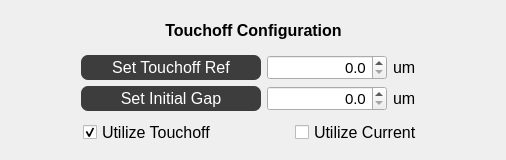
Old version of the form src/ECM_gui/acs_dialog/widget_touchoff.ui in the repository dmherrington/ECM-Control-System.
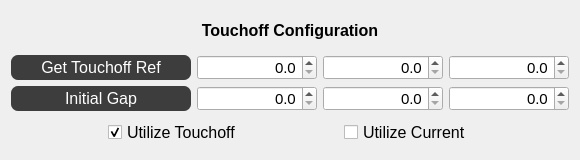
New version of the form.

The edit to the form file:
```diff
--- a/src/ECM_gui/acs_dialog/widget_touchoff.ui
+++ b/src/ECM_gui/acs_dialog/widget_touchoff.ui
@@ -6,7 +6,7 @@
    <rect>
     <x>0</x>
     <y>0</y>
-    <width>506</width>
+    <width>580</width>
     <height>160</height>
    </rect>
   </property>
@@ -18,13 +18,13 @@
   </property>
   <property name="minimumSize">
    <size>
-    <width>506</width>
+    <width>580</width>
     <height>160</height>
    </size>
   </property>
   <property name="maximumSize">
    <size>
-    <width>506</width>
+    <width>580</width>
     <height>160</height>
    </size>
   </property>
@@ -248,7 +248,7 @@
           </font>
          </property>
          <property name="text">
-          <string>Set Touchoff Ref</string>
+          <string>Get Touchoff Ref</string>
          </property>
         </widget>
        </item>
@@ -293,26 +293,82 @@
         </widget>
        </item>
        <item>
-        <widget class="QLabel" name="label_3">
+        <widget class="QDoubleSpinBox" name="doubleSpinBox_TouchoffRefY">
+         <property name="sizePolicy">
+          <sizepolicy hsizetype="Fixed" vsizetype="Fixed">
+           <horstretch>0</horstretch>
+           <verstretch>0</verstretch>
+          </sizepolicy>
+         </property>
          <property name="minimumSize">
           <size>
-           <width>32</width>
+           <width>120</width>
            <height>25</height>
           </size>
          </property>
          <property name="maximumSize">
           <size>
-           <width>32</width>
+           <width>120</width>
            <height>25</height>
           </size>
          </property>
          <property name="font">
           <font>
-           <pointsize>12</pointsize>
+           <family>MS Shell Dlg 2</family>
+           <pointsize>11</pointsize>
           </font>
          </property>
-         <property name="text">
-          <string>um</string>
+         <property name="alignment">
+          <set>Qt::AlignRight|Qt::AlignTrailing|Qt::AlignVCenter</set>
+         </property>
+         <property name="decimals">
+          <number>1</number>
+         </property>
+         <property name="minimum">
+          <double>0.000000000000000</double>
+         </property>
+         <property name="maximum">
+          <double>500000.000000000000000</double>
+         </property>
+        </widget>
+       </item>
+       <item>
+        <widget class="QDoubleSpinBox" name="doubleSpinBox_TouchoffRefZ">
+         <property name="sizePolicy">
+          <sizepolicy hsizetype="Fixed" vsizetype="Fixed">
+           <horstretch>0</horstretch>
+           <verstretch>0</verstretch>
+          </sizepolicy>
+         </property>
+         <property name="minimumSize">
+          <size>
+           <width>120</width>
+           <height>25</height>
+          </size>
+         </property>
+         <property name="maximumSize">
+          <size>
+           <width>120</width>
+           <height>25</height>
+          </size>
+         </property>
+         <property name="font">
+          <font>
+           <family>MS Shell Dlg 2</family>
+           <pointsize>11</pointsize>
+          </font>
+         </property>
+         <property name="alignment">
+          <set>Qt::AlignRight|Qt::AlignTrailing|Qt::AlignVCenter</set>
+         </property>
+         <property name="decimals">
+          <number>1</number>
+         </property>
+         <property name="minimum">
+          <double>0.000000000000000</double>
+         </property>
+         <property name="maximum">
+          <double>500000.000000000000000</double>
          </property>
         </widget>
        </item>
@@ -346,7 +402,7 @@
           </font>
          </property>
          <property name="text">
-          <string>Set Initial Gap</string>
+          <string>Initial Gap</string>
          </property>
         </widget>
        </item>
@@ -381,26 +437,62 @@
         </widget>
        </item>
        <item>
-        <widget class="QLabel" name="label_4">
+        <widget class="QDoubleSpinBox" name="doubleSpinBox_InitialGapY">
          <property name="minimumSize">
           <size>
-           <width>32</width>
+           <width>120</width>
            <height>25</height>
           </size>
          </property>
          <property name="maximumSize">
           <size>
-           <width>32</width>
+           <width>120</width>
            <height>25</height>
           </size>
          </property>
          <property name="font">
           <font>
-           <pointsize>12</pointsize>
+           <pointsize>11</pointsize>
           </font>
          </property>
-         <property name="text">
-          <string>um</string>
+         <property name="alignment">
+          <set>Qt::AlignRight|Qt::AlignTrailing|Qt::AlignVCenter</set>
+         </property>
+         <property name="decimals">
+          <number>1</number>
+         </property>
+         <property name="maximum">
+          <double>100000.000000000000000</double>
+         </property>
+        </widget>
+       </item>
+       <item>
+        <widget class="QDoubleSpinBox" name="doubleSpinBox_InitialGapZ">
+         <property name="minimumSize">
+          <size>
+           <width>120</width>
+           <height>25</height>
+          </size>
+         </property>
+         <property name="maximumSize">
+          <size>
+           <width>120</width>
+           <height>25</height>
+          </size>
+         </property>
+         <property name="font">
+          <font>
+           <pointsize>11</pointsize>
+          </font>
+         </property>
+         <property name="alignment">
+          <set>Qt::AlignRight|Qt::AlignTrailing|Qt::AlignVCenter</set>
+         </property>
+         <property name="decimals">
+          <number>1</number>
+         </property>
+         <property name="maximum">
+          <double>100000.000000000000000</double>
          </property>
         </widget>
        </item>
```
Left out of the diff: 8 changed lines with no effect on the pictures.
